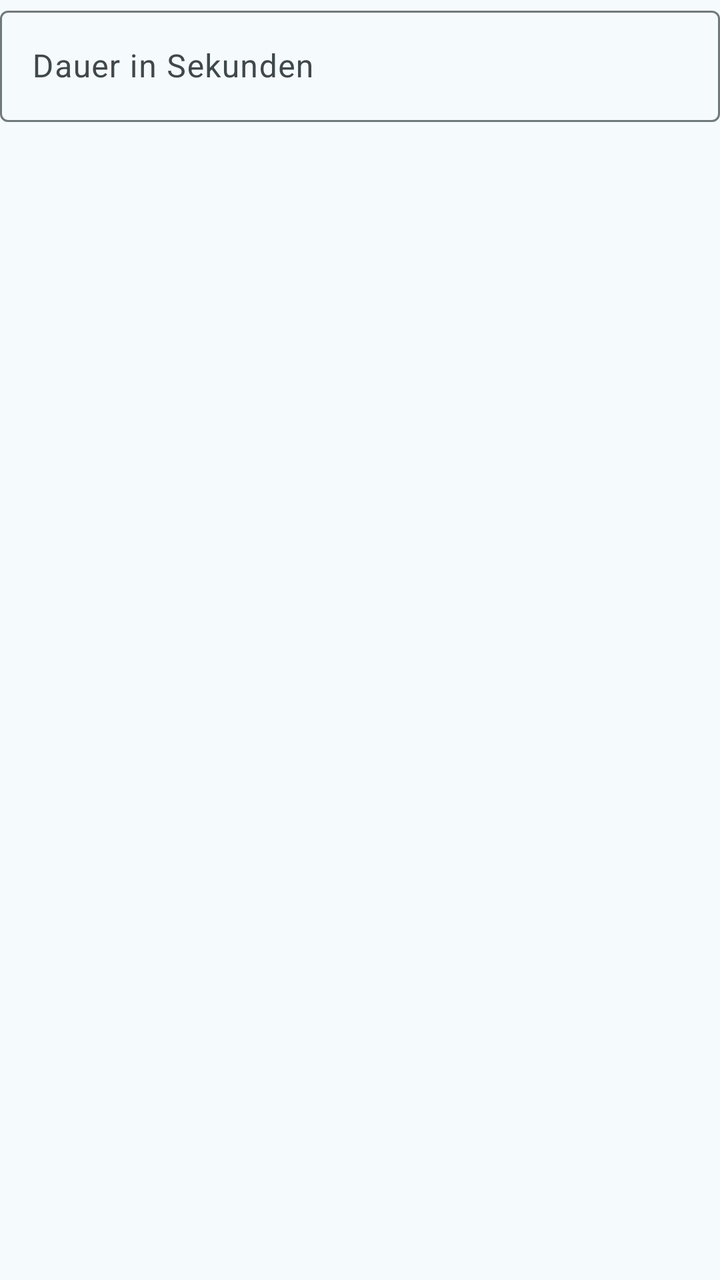
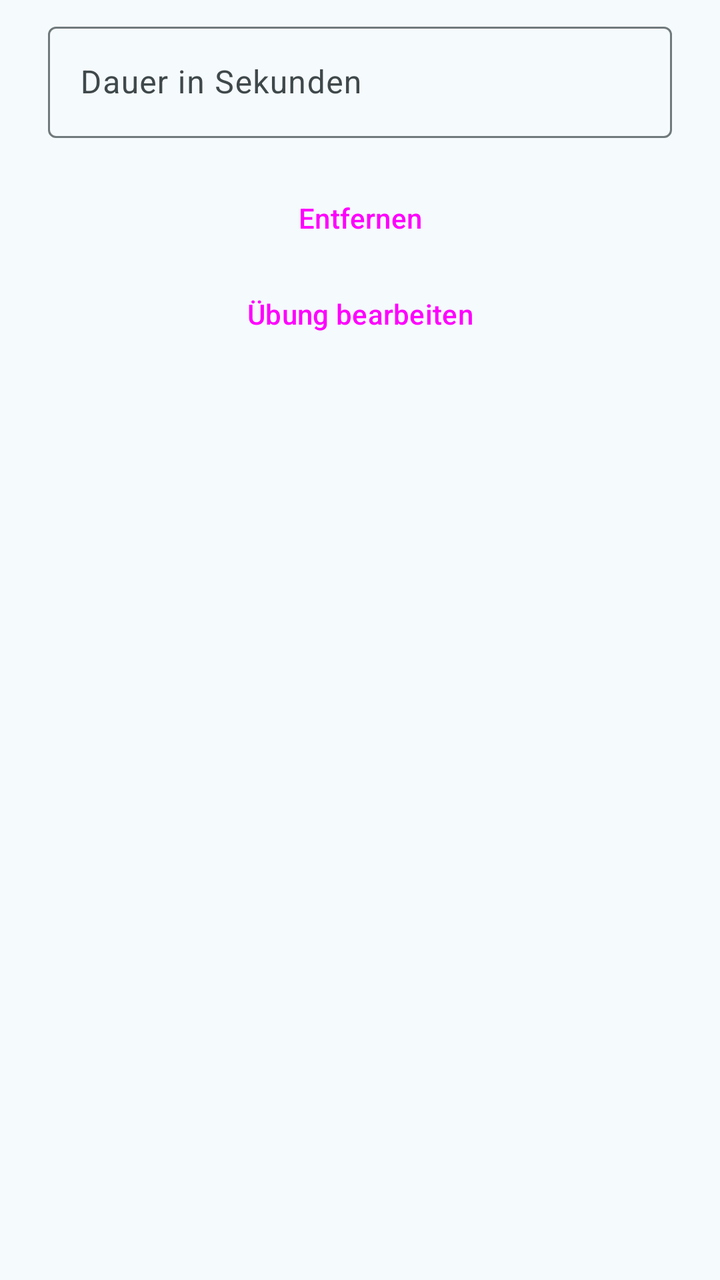

An Android layout rendered at two revisions. The XML below is the earlier revision; the diff shows what the commit changed to produce the second picture.
<!-- AndroidManifest.xml: application theme Theme.Workout -->
<!-- res/layout/dialog_duration_input.xml -->
<?xml version="1.0" encoding="utf-8"?>
<com.google.android.material.textfield.TextInputLayout
    xmlns:android="http://schemas.android.com/apk/res/android"
    android:layout_width="match_parent"
    android:layout_height="wrap_content"
    android:layout_marginStart="24dp"
    android:layout_marginEnd="24dp"
    android:layout_marginTop="8dp"
    android:hint="Dauer in Sekunden">

    <com.google.android.material.textfield.TextInputEditText
        android:id="@+id/edtDuration"
        android:layout_width="match_parent"
        android:layout_height="wrap_content"
        android:inputType="number"/>

</com.google.android.material.textfield.TextInputLayout>
<!-- resources referenced by this layout -->
<resources>
  <style name="Theme.Workout" parent="Base.Theme.Workout" />
  <color name="primary">#00687A</color>
  <color name="on_primary">#FFFFFF</color>
  <color name="primary_container">#ACEDFF</color>
  <color name="on_primary_container">#001F26</color>
  <color name="primary_inverse">#84D2E7</color>
  <color name="secondary">#4B6269</color>
  <color name="on_secondary">#FFFFFF</color>
  <color name="secondary_container">#CEE7EF</color>
  <color name="on_secondary_container">#061F25</color>
  <color name="tertiary">#565D7E</color>
  <color name="on_tertiary">#FFFFFF</color>
  <color name="tertiary_container">#DDE1FF</color>
  <color name="on_tertiary_container">#131A37</color>
  <color name="error">#BA1A1A</color>
  <color name="on_error">#FFFFFF</color>
  <color name="error_container">#FFDAD6</color>
  <color name="on_error_container">#410002</color>
  <color name="surface">#F5FAFC</color>
  <color name="on_surface">#171C1E</color>
  <color name="surface_variant">#DBE4E7</color>
  <color name="on_surface_variant">#3F484B</color>
  <color name="surface_inverse">#2B3133</color>
  <color name="on_surface_inverse">#ECF2F4</color>
  <color name="surface_dim">#D5DBDD</color>
  <color name="surface_bright">#F5FAFC</color>
  <color name="surface_container_lowest">#FFFFFF</color>
  <color name="surface_container_low">#EFF4F7</color>
  <color name="surface_container">#E9EFF1</color>
  <color name="surface_container_high">#E3E9EB</color>
  <color name="surface_container_highest">#DEE3E6</color>
  <color name="outline">#70797C</color>
  <color name="outline_variant">#BFC8CB</color>
  <!-- unchanged entries left out for length: 1 -->
</resources>

<!-- the commit's change to res/layout/dialog_duration_input.xml (unified diff, before → after) -->
@@ -1,17 +1,37 @@
 <?xml version="1.0" encoding="utf-8"?>
-<com.google.android.material.textfield.TextInputLayout
-    xmlns:android="http://schemas.android.com/apk/res/android"
+<LinearLayout xmlns:android="http://schemas.android.com/apk/res/android"
     android:layout_width="match_parent"
     android:layout_height="wrap_content"
-    android:layout_marginStart="24dp"
-    android:layout_marginEnd="24dp"
-    android:layout_marginTop="8dp"
-    android:hint="Dauer in Sekunden">
+    android:orientation="vertical"
+    android:paddingStart="24dp"
+    android:paddingTop="8dp"
+    android:paddingEnd="24dp">
 
-    <com.google.android.material.textfield.TextInputEditText
-        android:id="@+id/edtDuration"
+    <com.google.android.material.textfield.TextInputLayout
         android:layout_width="match_parent"
         android:layout_height="wrap_content"
-        android:inputType="number"/>
+        android:hint="Dauer in Sekunden">
 
-</com.google.android.material.textfield.TextInputLayout>
+        <com.google.android.material.textfield.TextInputEditText
+            android:id="@+id/edtDuration"
+            android:layout_width="match_parent"
+            android:layout_height="wrap_content"
+            android:inputType="number"/>
+
+    </com.google.android.material.textfield.TextInputLayout>
+
+    <Button
+        android:id="@+id/btnRemove"
+        style="@style/Widget.Material3.Button.OutlinedButton"
+        android:layout_width="match_parent"
+        android:layout_height="wrap_content"
+        android:layout_marginTop="16dp"
+        android:text="@string/entfernen"/>
+
+    <Button
+        android:id="@+id/btnEditExercise"
+        style="@style/Widget.Material3.Button.OutlinedButton"
+        android:layout_width="match_parent"
+        android:layout_height="wrap_content"
+        android:text="@string/uebung_bearbeiten"/>
+</LinearLayout>
<!-- resource entries referenced after the edit -->
@@ -1,5 +1,7 @@
 <!-- resources referenced by this layout -->
 <resources>
+  <string name="entfernen">Entfernen</string>
+  <string name="uebung_bearbeiten">Übung bearbeiten</string>
   <style name="Theme.Workout" parent="Base.Theme.Workout" />
   <color name="primary">#00687A</color>
   <color name="on_primary">#FFFFFF</color>
